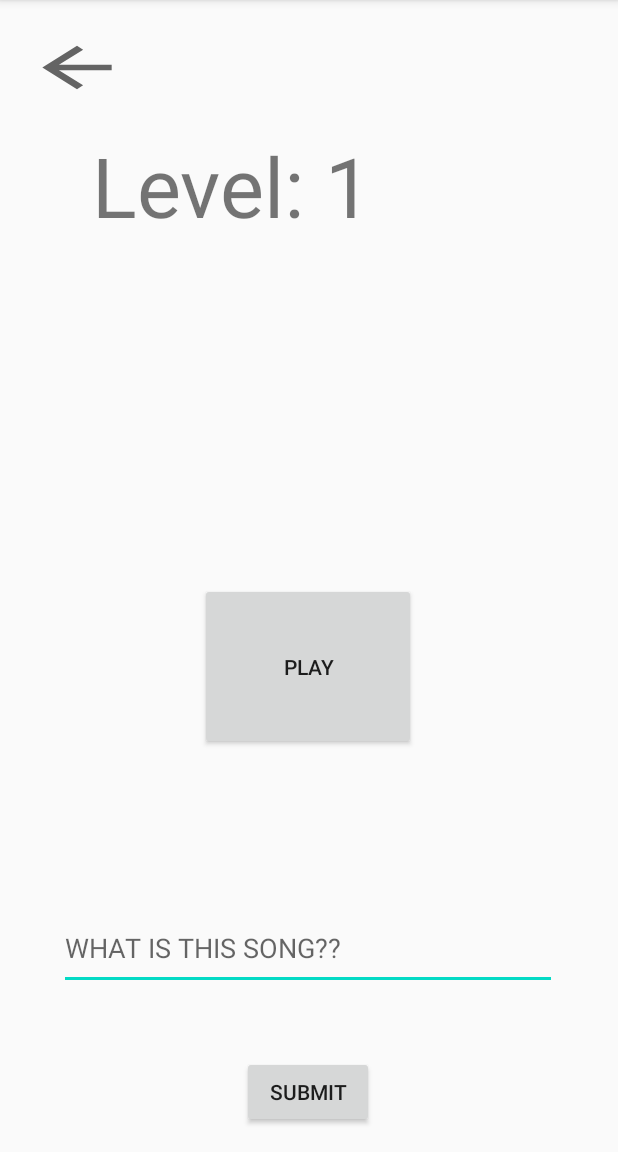
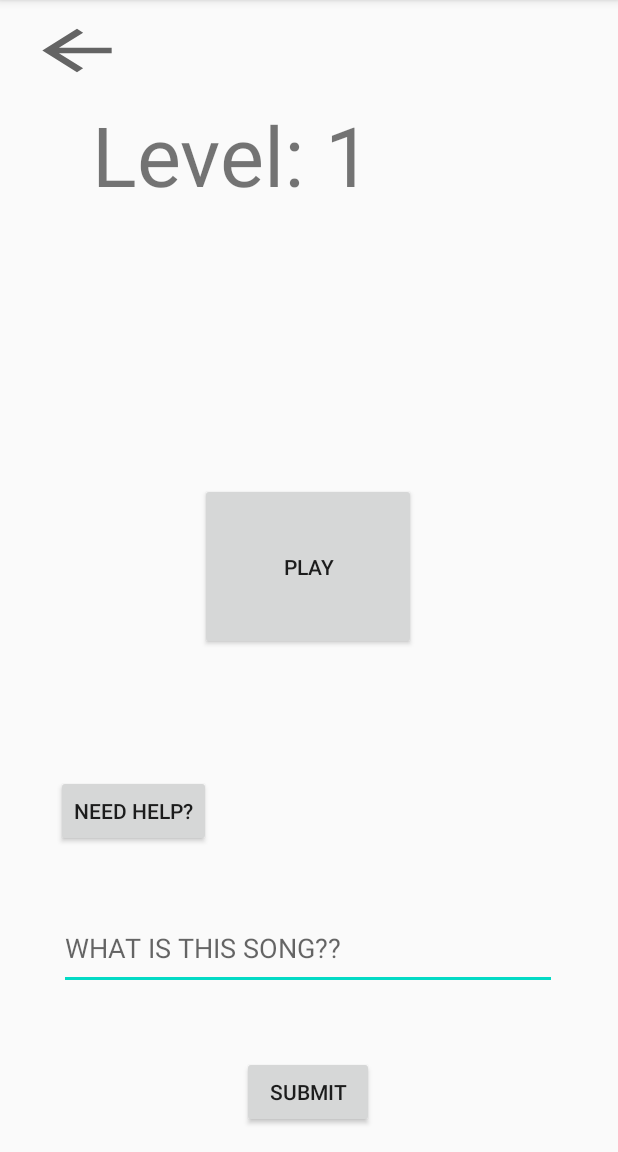
Before and after one commit to ofricachlon/Project, an Android app: the Levels screen opened directly, with no data from a screen before it, after a tap on "SONG1", on a phone screen of 412 x 824 dp, the part 84-1236 px from its top. Run offline under Robolectric (Android 15) with nearby library versions, the phone set to English and light mode, and no system bars.

Commit message:
add icons to menu

```diff
--- /dev/null
+++ b/app/src/main/res/drawable/stats_icon24.xml
@@ -0,0 +1,10 @@
+<vector xmlns:android="http://schemas.android.com/apk/res/android"
+    android:width="24dp"
+    android:height="24dp"
+    android:viewportWidth="24"
+    android:viewportHeight="24"
+    android:tint="?attr/colorControlNormal">
+  <path
+      android:fillColor="@android:color/white"
+      android:pathData="M5,9.2h3L8,19L5,19zM10.6,5h2.8v14h-2.8zM16.2,13L19,13v6h-2.8z"/>
+</vector>
--- a/app/src/main/res/layout/activity_level.xml
+++ b/app/src/main/res/layout/activity_level.xml
@@ -12,8 +12,8 @@
         android:layout_height="56dp"
         android:layout_marginBottom="44dp"
         android:ems="10"
+        android:hint="WHAT IS THIS SONG??"
         android:inputType="textPersonName"
-        android:hint="WHAT IS THIS SONG??"
         app:layout_constraintBottom_toTopOf="@+id/submit"
         app:layout_constraintEnd_toEndOf="parent"
         app:layout_constraintHorizontal_bias="0.493"
@@ -40,7 +40,7 @@
         app:layout_constraintHorizontal_bias="0.498"
         app:layout_constraintStart_toStartOf="parent"
         app:layout_constraintTop_toTopOf="parent"
-        app:layout_constraintVertical_bias="0.789" />
+        app:layout_constraintVertical_bias="0.653" />
 
     <TextView
         android:id="@+id/textlevel"
@@ -67,5 +67,18 @@
         app:layout_constraintTop_toTopOf="parent"
         app:layout_constraintVertical_bias="0.533" />
 
+    <Button
+        android:id="@+id/button2"
+        android:layout_width="wrap_content"
+        android:layout_height="wrap_content"
+        android:layout_marginBottom="20dp"
+        android:text="Need help?"
+        app:layout_constraintBottom_toTopOf="@+id/answer"
+        app:layout_constraintEnd_toEndOf="parent"
+        app:layout_constraintHorizontal_bias="0.12"
+        app:layout_constraintStart_toStartOf="parent"
+        app:layout_constraintTop_toBottomOf="@+id/playmusic"
+        app:layout_constraintVertical_bias="0.811" />
+
 
 </androidx.constraintlayout.widget.ConstraintLayout>
--- a/app/src/main/res/menu/menu_main.xml
+++ b/app/src/main/res/menu/menu_main.xml
@@ -6,14 +6,15 @@
     <item
         android:id="@+id/help"
         android:icon="@drawable/ic_baseline_settings_24"
-        android:orderInCategory="102"
+        android:orderInCategory="100"
         android:title="Help"
-        app:showAsAction="never" />
+        app:showAsAction="always" />
     <item
         android:id="@+id/stats"
         android:title="Stats"
-        android:orderInCategory="103"
-        app:showAsAction="never"
+        android:icon="@drawable/stats_icon24"
+        android:orderInCategory="99"
+        app:showAsAction="always"
         />
     <item
         android:id="@+id/points"
--- /dev/null
+++ b/app/src/main/res/menu/popup_menu.xml
@@ -0,0 +1,11 @@
+<?xml version="1.0" encoding="utf-8"?>
+<menu xmlns:android="http://schemas.android.com/apk/res/android"
+    xmlns:app="http://schemas.android.com/apk/res-auto">
+
+    <item
+        android:id="@+id/help"
+        android:icon="@drawable/ic_baseline_settings_24"
+        android:orderInCategory="102"
+        android:title="Help"
+        app:showAsAction="always" />
+</menu>
```
